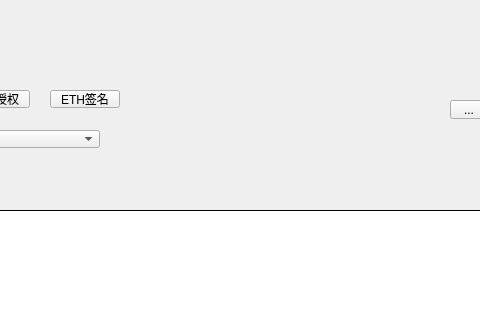
This is LNKWallet/guard/WithdrawConfirmPage.ui in HcashOrg/hx-indicator as Qt 5 draws it before an edit; both pictures show x 190 to 670 and y 0 to 320 of the 770 by 510 pixel window. The edited form follows.
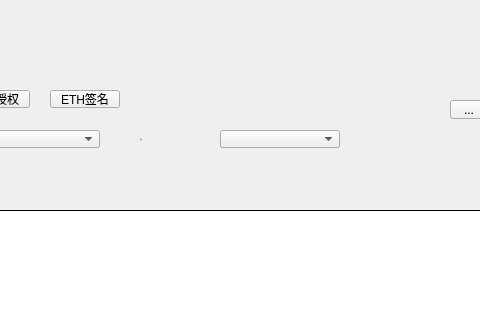
This is the edited form.

Patch:
```diff
--- a/LNKWallet/guard/WithdrawConfirmPage.ui
+++ b/LNKWallet/guard/WithdrawConfirmPage.ui
@@ -549,6 +549,58 @@
     </widget>
    </widget>
   </widget>
+  <widget class="QLabel" name="assetLabel">
+   <property name="geometry">
+    <rect>
+     <x>330</x>
+     <y>130</y>
+     <width>80</width>
+     <height>18</height>
+    </rect>
+   </property>
+   <property name="font">
+    <font>
+     <family>Microsoft YaHei UI Light</family>
+     <pointsize>-1</pointsize>
+     <weight>50</weight>
+     <italic>false</italic>
+     <bold>false</bold>
+    </font>
+   </property>
+   <property name="styleSheet">
+    <string notr="true">QLabel{color: rgb(137,129,161);
+font: 11px &quot;Microsoft YaHei UI Light&quot;;}</string>
+   </property>
+   <property name="text">
+    <string>币种</string>
+   </property>
+   <property name="alignment">
+    <set>Qt::AlignLeading|Qt::AlignLeft|Qt::AlignVCenter</set>
+   </property>
+  </widget>
+  <widget class="QComboBox" name="assetComboBox">
+   <property name="geometry">
+    <rect>
+     <x>410</x>
+     <y>130</y>
+     <width>120</width>
+     <height>18</height>
+    </rect>
+   </property>
+   <property name="font">
+    <font>
+     <family>微软雅黑</family>
+     <weight>50</weight>
+     <bold>false</bold>
+    </font>
+   </property>
+   <property name="focusPolicy">
+    <enum>Qt::NoFocus</enum>
+   </property>
+   <property name="styleSheet">
+    <string notr="true"/>
+   </property>
+  </widget>
  </widget>
  <resources/>
  <connections/>
```
Left out of the diff: 15 changed lines with no effect on the pictures.
